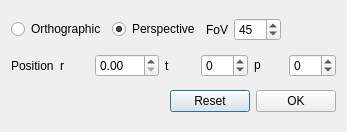
Before: the Qt Designer form src/Viewer/CameraDialog.ui in nutjunkie/IQmol, drawn with Qt 5.
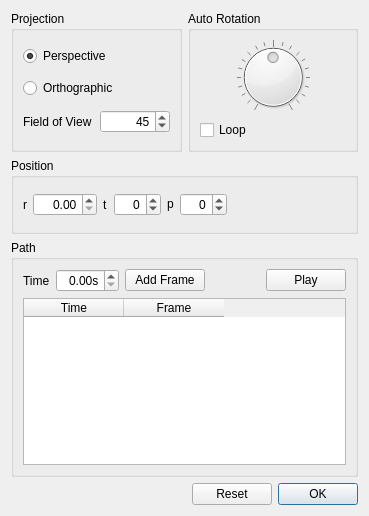
After: the same form once the commit is applied.

Commit message: Added ability to set and record camera flyovers

Diff of the .ui file:
```diff
--- a/src/Viewer/CameraDialog.ui
+++ b/src/Viewer/CameraDialog.ui
@@ -6,24 +6,23 @@
    <rect>
     <x>0</x>
     <y>0</y>
-    <width>347</width>
-    <height>132</height>
+    <width>369</width>
+    <height>516</height>
    </rect>
   </property>
   <property name="windowTitle">
    <string>Configure Camera</string>
   </property>
+  <layout class="QVBoxLayout" name="verticalLayout_4">
+   <item>
+    <layout class="QHBoxLayout" name="horizontalLayout_4">
+     <item>
+      <widget class="QGroupBox" name="groupBox_3">
+       <property name="title">
+        <string>Projection</string>
+       </property>
   <layout class="QVBoxLayout" name="verticalLayout">
    <item>
-    <layout class="QHBoxLayout" name="horizontalLayout">
-     <item>
-      <widget class="QRadioButton" name="orthographicButton">
-       <property name="text">
-        <string>Orthographic</string>
-       </property>
-      </widget>
-     </item>
-     <item>
       <widget class="QRadioButton" name="perspectiveButton">
        <property name="text">
         <string>Perspective</string>
@@ -34,14 +33,26 @@
       </widget>
      </item>
      <item>
+         <widget class="QRadioButton" name="orthographicButton">
+          <property name="text">
+           <string>Orthographic</string>
+          </property>
+         </widget>
+        </item>
+        <item>
+         <layout class="QHBoxLayout" name="horizontalLayout">
+          <item>
       <widget class="QLabel" name="fieldOfViewLabel">
        <property name="text">
-        <string>FoV</string>
+             <string>Field of View</string>
        </property>
       </widget>
      </item>
      <item>
       <widget class="QSpinBox" name="fieldOfView">
+            <property name="alignment">
+             <set>Qt::AlignRight|Qt::AlignTrailing|Qt::AlignVCenter</set>
+            </property>
        <property name="minimum">
         <number>5</number>
        </property>
@@ -56,32 +67,60 @@
        </property>
       </widget>
      </item>
+         </layout>
+        </item>
+       </layout>
+      </widget>
+     </item>
      <item>
-      <spacer name="horizontalSpacer_3">
-       <property name="orientation">
-        <enum>Qt::Horizontal</enum>
+      <widget class="QGroupBox" name="groupBox_4">
+       <property name="title">
+        <string>Auto Rotation</string>
        </property>
-       <property name="sizeHint" stdset="0">
-        <size>
-         <width>40</width>
-         <height>20</height>
-        </size>
-       </property>
-      </spacer>
-     </item>
-    </layout>
-   </item>
+       <layout class="QVBoxLayout" name="verticalLayout_3">
+        <item>
+         <widget class="QDial" name="autoRotation">
+          <property name="minimum">
+           <number>-10</number>
+          </property>
+          <property name="maximum">
+           <number>10</number>
+          </property>
+          <property name="notchesVisible">
+           <bool>true</bool>
+          </property>
+         </widget>
+        </item>
+        <item>
+         <widget class="QCheckBox" name="loopCheckBox">
+          <property name="text">
+           <string>Loop</string>
+          </property>
+         </widget>
+        </item>
+       </layout>
+      </widget>
+     </item>
+    </layout>
+   </item>
    <item>
-    <layout class="QGridLayout" name="gridLayout">
-     <item row="0" column="1">
+    <widget class="QGroupBox" name="groupBox_2">
+     <property name="title">
+      <string>Position</string>
+     </property>
+     <layout class="QHBoxLayout" name="horizontalLayout_5">
+      <item>
       <widget class="QLabel" name="label">
        <property name="text">
         <string>r</string>
        </property>
       </widget>
      </item>
-     <item row="0" column="2">
+      <item>
       <widget class="QDoubleSpinBox" name="rValue">
+        <property name="alignment">
+         <set>Qt::AlignRight|Qt::AlignTrailing|Qt::AlignVCenter</set>
+        </property>
        <property name="minimum">
         <double>0.000000000000000</double>
        </property>
@@ -90,48 +129,21 @@
        </property>
       </widget>
      </item>
-     <item row="0" column="0">
-      <widget class="QLabel" name="label_4">
-       <property name="text">
-        <string>Position</string>
-       </property>
-      </widget>
-     </item>
-     <item row="0" column="5">
-      <widget class="QLabel" name="phiLabel">
-       <property name="text">
-        <string>&lt;html&gt;&lt;head/&gt;&lt;body&gt;&lt;p&gt;p&lt;/p&gt;&lt;/body&gt;&lt;/html&gt;</string>
-       </property>
-      </widget>
-     </item>
-     <item row="0" column="3">
+      <item>
       <widget class="QLabel" name="thetaLabel">
        <property name="text">
         <string>t</string>
        </property>
       </widget>
      </item>
-     <item row="0" column="6">
-      <widget class="QSpinBox" name="phiValue">
-       <property name="wrapping">
-        <bool>true</bool>
-       </property>
-       <property name="correctionMode">
-        <enum>QAbstractSpinBox::CorrectToNearestValue</enum>
-       </property>
-       <property name="maximum">
-        <number>360</number>
-       </property>
-       <property name="singleStep">
-        <number>15</number>
-       </property>
-      </widget>
-     </item>
-     <item row="0" column="4">
+      <item>
       <widget class="QSpinBox" name="thetaValue">
        <property name="wrapping">
         <bool>true</bool>
        </property>
+        <property name="alignment">
+         <set>Qt::AlignRight|Qt::AlignTrailing|Qt::AlignVCenter</set>
+        </property>
        <property name="correctionMode">
         <enum>QAbstractSpinBox::CorrectToNearestValue</enum>
        </property>
@@ -146,7 +158,124 @@
        </property>
       </widget>
      </item>
-    </layout>
+      <item>
+       <widget class="QLabel" name="phiLabel">
+        <property name="text">
+         <string>&lt;html&gt;&lt;head/&gt;&lt;body&gt;&lt;p&gt;p&lt;/p&gt;&lt;/body&gt;&lt;/html&gt;</string>
+        </property>
+       </widget>
+      </item>
+      <item>
+       <widget class="QSpinBox" name="phiValue">
+        <property name="wrapping">
+         <bool>true</bool>
+        </property>
+        <property name="alignment">
+         <set>Qt::AlignRight|Qt::AlignTrailing|Qt::AlignVCenter</set>
+        </property>
+        <property name="correctionMode">
+         <enum>QAbstractSpinBox::CorrectToNearestValue</enum>
+        </property>
+        <property name="maximum">
+         <number>360</number>
+        </property>
+        <property name="singleStep">
+         <number>15</number>
+        </property>
+       </widget>
+      </item>
+      <item>
+       <spacer name="horizontalSpacer_4">
+        <property name="orientation">
+         <enum>Qt::Horizontal</enum>
+        </property>
+        <property name="sizeHint" stdset="0">
+         <size>
+          <width>55</width>
+          <height>35</height>
+         </size>
+        </property>
+       </spacer>
+      </item>
+     </layout>
+    </widget>
+   </item>
+   <item>
+    <widget class="QGroupBox" name="groupBox">
+     <property name="title">
+      <string>Path</string>
+     </property>
+     <layout class="QVBoxLayout" name="verticalLayout_2">
+      <item>
+       <layout class="QHBoxLayout" name="horizontalLayout_3">
+        <item>
+         <widget class="QLabel" name="label_2">
+          <property name="text">
+           <string>Time</string>
+          </property>
+         </widget>
+        </item>
+        <item>
+         <widget class="QDoubleSpinBox" name="time">
+          <property name="alignment">
+           <set>Qt::AlignRight|Qt::AlignTrailing|Qt::AlignVCenter</set>
+          </property>
+          <property name="suffix">
+           <string>s</string>
+          </property>
+         </widget>
+        </item>
+        <item>
+         <widget class="QPushButton" name="addFrameButton">
+          <property name="text">
+           <string>Add Frame</string>
+          </property>
+          <property name="autoDefault">
+           <bool>false</bool>
+          </property>
+         </widget>
+        </item>
+        <item>
+         <spacer name="horizontalSpacer">
+          <property name="orientation">
+           <enum>Qt::Horizontal</enum>
+          </property>
+          <property name="sizeHint" stdset="0">
+           <size>
+            <width>40</width>
+            <height>20</height>
+           </size>
+          </property>
+         </spacer>
+        </item>
+        <item>
+         <widget class="QPushButton" name="playButton">
+          <property name="text">
+           <string>Play</string>
+          </property>
+          <property name="autoDefault">
+           <bool>false</bool>
+          </property>
+         </widget>
+        </item>
+       </layout>
+      </item>
+      <item>
+       <widget class="QTableWidget" name="frameTable">
+        <column>
+         <property name="text">
+          <string>Time</string>
+         </property>
+        </column>
+        <column>
+         <property name="text">
+          <string>Frame</string>
+         </property>
+        </column>
+       </widget>
+      </item>
+     </layout>
+    </widget>
    </item>
    <item>
     <layout class="QHBoxLayout" name="horizontalLayout_2">
@@ -168,6 +297,9 @@
        <property name="text">
         <string>Reset</string>
        </property>
+       <property name="autoDefault">
+        <bool>false</bool>
+       </property>
       </widget>
      </item>
      <item>
```
Left out of the diff: 10 changed lines with no effect on the pictures. Lines whose indentation alone changed are shown as unchanged. The commit also changes 12 other files.
